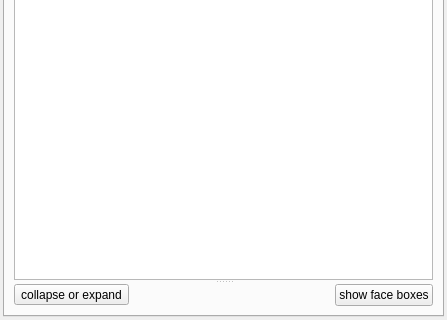
This is src/listsdock.ui in fontmatrix/fontmatrix as Qt 5 draws it before an edit; both pictures show x 0 to 447 and y 403 to 723 of the 447 by 723 pixel window. The edited form follows.
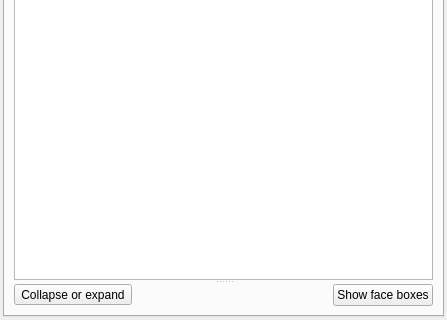
This is the edited form. Icons and pictures are not drawn. Custom widgets are drawn as their Qt base class.

Commit message: Finally got around to fix the blasted capitalization on buttons captions

```diff
--- a/src/listsdock.ui
+++ b/src/listsdock.ui
@@ -351,7 +351,7 @@
             <item row="0" column="0" >
              <widget class="QToolButton" name="collapseButton" >
               <property name="text" >
-               <string>collapse or expand</string>
+               <string>Collapse or expand</string>
               </property>
               <property name="popupMode" >
                <enum>QToolButton::InstantPopup</enum>
@@ -367,7 +367,7 @@
             <item row="0" column="2" >
              <widget class="QPushButton" name="actFacesButton" >
               <property name="text" >
-               <string>show face boxes</string>
+               <string>Show face boxes</string>
               </property>
               <property name="checkable" >
                <bool>true</bool>
```
